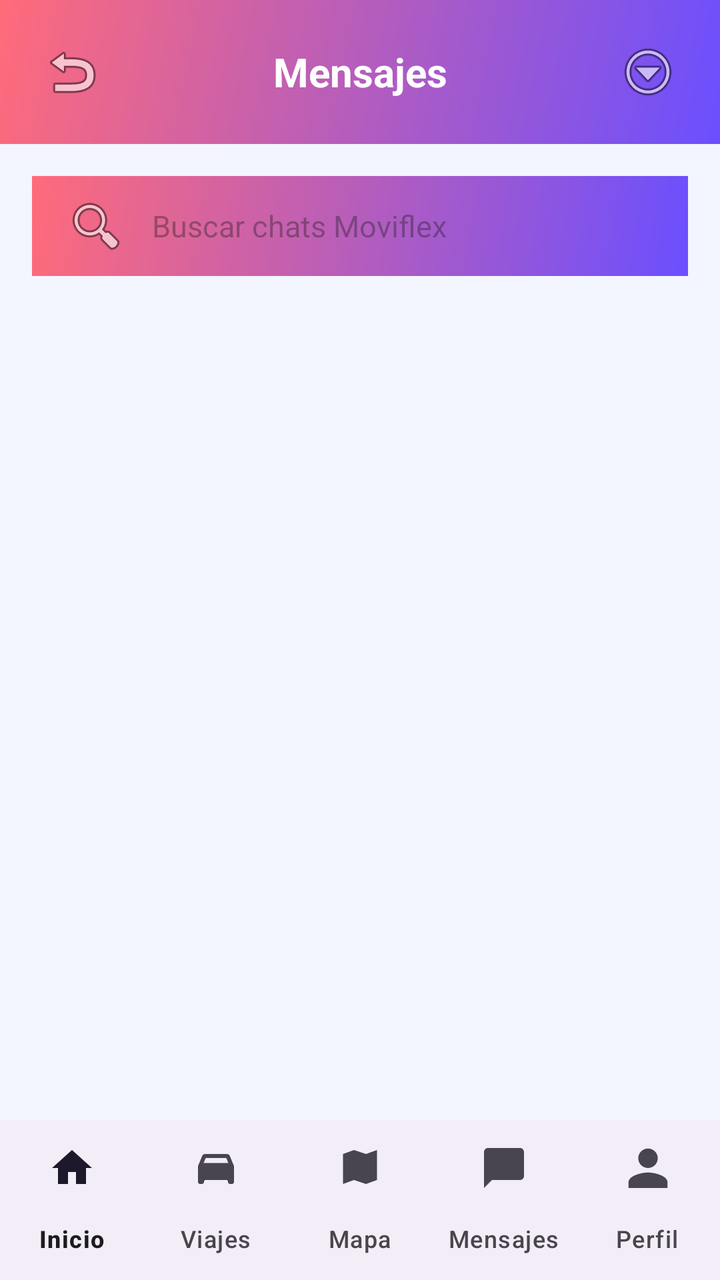
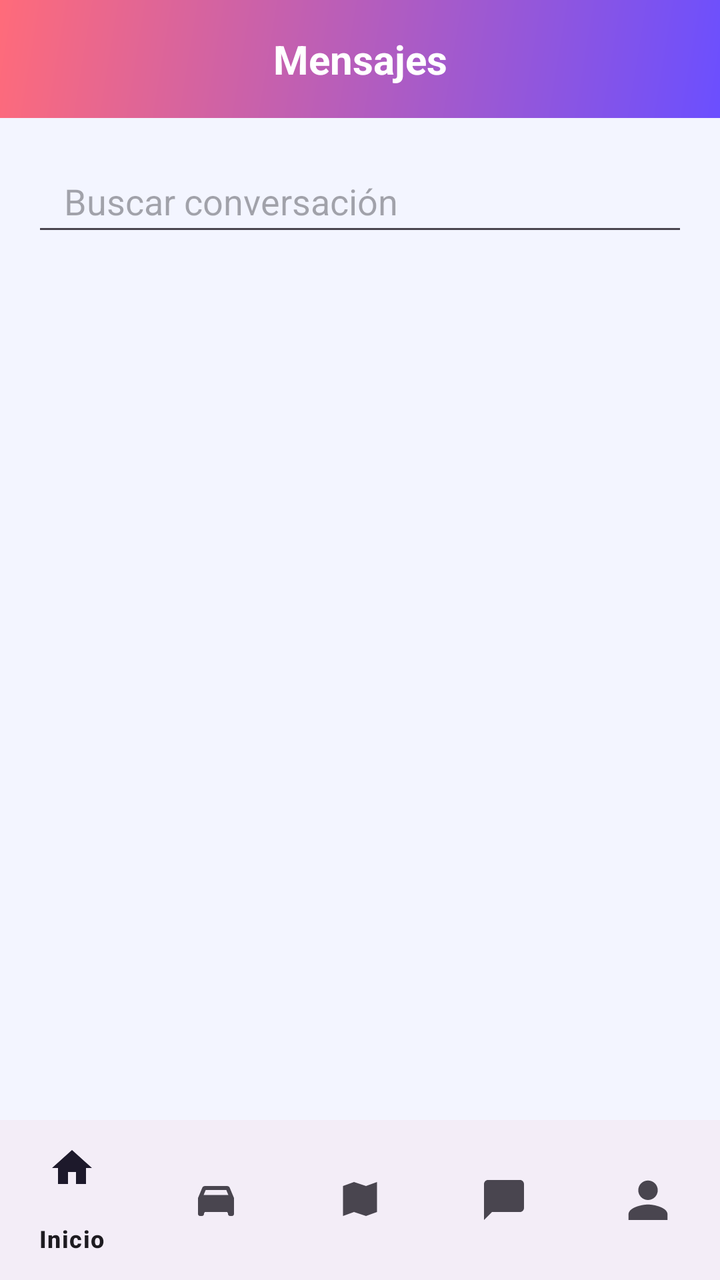

The first picture is an Android layout as it rendered before a commit; the second is the same layout after the commit. The layout source and the unified diff follow.
<!-- AndroidManifest.xml: application theme Theme.Moviflexx -->
<!-- res/layout/activity_mensajes.xml -->
<?xml version="1.0" encoding="utf-8"?>
<androidx.constraintlayout.widget.ConstraintLayout
    xmlns:android="http://schemas.android.com/apk/res/android"
    xmlns:app="http://schemas.android.com/apk/res-auto"
    android:layout_width="match_parent"
    android:layout_height="match_parent"
    android:background="#F3F5FF">

    
    <LinearLayout
        android:id="@+id/header"
        android:layout_width="0dp"
        android:layout_height="wrap_content"
        android:padding="16dp"
        android:gravity="center_vertical"
        android:orientation="horizontal"
        android:background="@drawable/gradient_header"
        app:layout_constraintTop_toTopOf="parent"
        app:layout_constraintStart_toStartOf="parent"
        app:layout_constraintEnd_toEndOf="parent">

        <ImageButton
            android:id="@+id/btnBack"
            android:layout_width="40dp"
            android:layout_height="40dp"
            android:src="@android:drawable/ic_menu_revert"
            android:background="@android:color/transparent"
           />

        <TextView
            android:layout_width="0dp"
            android:layout_height="wrap_content"
            android:layout_weight="1"
            android:text="Mensajes"
            android:textSize="20sp"
            android:textColor="@android:color/white"
            android:textStyle="bold"
            android:gravity="center"/>

        <ImageButton
            android:id="@+id/btnMenu"
            android:layout_width="40dp"
            android:layout_height="40dp"
            android:src="@android:drawable/ic_menu_more"
            android:background="@android:color/transparent"
           />
    </LinearLayout>

    
    <EditText
        android:id="@+id/etBuscar"
        android:layout_width="0dp"
        android:layout_height="50dp"
        android:layout_margin="16dp"
        android:background="@drawable/gradient_header"
        android:hint="Buscar chats Moviflex"
        android:paddingStart="16dp"
        android:textSize="15sp"
        android:drawableStart="@android:drawable/ic_menu_search"
        android:drawablePadding="12dp"
        app:layout_constraintTop_toBottomOf="@id/header"
        app:layout_constraintStart_toStartOf="parent"
        app:layout_constraintEnd_toEndOf="parent"/>

    
    <androidx.recyclerview.widget.RecyclerView
        android:id="@+id/rvConversaciones"
        android:layout_width="0dp"
        android:layout_height="0dp"
        android:clipToPadding="false"
        android:paddingBottom="8dp"
        app:layout_constraintTop_toBottomOf="@id/etBuscar"
        app:layout_constraintBottom_toTopOf="@id/bottom_navigation"
        app:layout_constraintStart_toStartOf="parent"
        app:layout_constraintEnd_toEndOf="parent"/>

    
    <com.google.android.material.bottomnavigation.BottomNavigationView
        android:id="@+id/bottom_navigation"
        android:layout_width="0dp"
        android:layout_height="wrap_content"
        app:menu="@menu/bottom_navigation_menu"
        app:labelVisibilityMode="labeled"
        app:layout_constraintBottom_toBottomOf="parent"
        app:layout_constraintStart_toStartOf="parent"
        app:layout_constraintEnd_toEndOf="parent"/>

</androidx.constraintlayout.widget.ConstraintLayout>
<!-- resources referenced by this layout -->
<resources>
  <!-- drawable gradient_header (drawable) -->
  <shape xmlns:android="http://schemas.android.com/apk/res/android">
      <gradient
          android:angle="135"
          android:startColor="@color/gradient_start"
          android:endColor="@color/gradient_end"
          android:type="linear"
          />
  
  </shape>
  <style name="Theme.Moviflexx" parent="Base.Theme.Moviflexx" />
  <color name="gradient_start">#6B4FFF</color>
  <color name="gradient_end">#FF6B7A</color>
  <style name="Base.Theme.Moviflexx" parent="Theme.Material3.DayNight.NoActionBar">
          
          
      </style>
</resources>

<!-- the commit's change to res/layout/activity_mensajes.xml (unified diff, before → after) -->
@@ -7,58 +7,44 @@
     android:background="#F3F5FF">
 
     
-    <LinearLayout
-        android:id="@+id/header"
+    <TextView
+        android:id="@+id/txtTitulo"
         android:layout_width="0dp"
         android:layout_height="wrap_content"
         android:padding="16dp"
-        android:gravity="center_vertical"
-        android:orientation="horizontal"
+        android:text="Mensajes"
+        android:textSize="20sp"
+        android:textStyle="bold"
+        android:textColor="@android:color/white"
+        android:gravity="center"
         android:background="@drawable/gradient_header"
         app:layout_constraintTop_toTopOf="parent"
         app:layout_constraintStart_toStartOf="parent"
-        app:layout_constraintEnd_toEndOf="parent">
-
-        <ImageButton
-            android:id="@+id/btnBack"
-            android:layout_width="40dp"
-            android:layout_height="40dp"
-            android:src="@android:drawable/ic_menu_revert"
-            android:background="@android:color/transparent"
-           />
-
-        <TextView
-            android:layout_width="0dp"
-            android:layout_height="wrap_content"
-            android:layout_weight="1"
-            android:text="Mensajes"
-            android:textSize="20sp"
-            android:textColor="@android:color/white"
-            android:textStyle="bold"
-            android:gravity="center"/>
-
-        <ImageButton
-            android:id="@+id/btnMenu"
-            android:layout_width="40dp"
-            android:layout_height="40dp"
-            android:src="@android:drawable/ic_menu_more"
-            android:background="@android:color/transparent"
-           />
-    </LinearLayout>
+        app:layout_constraintEnd_toEndOf="parent"/>
 
     
     <EditText
         android:id="@+id/etBuscar"
         android:layout_width="0dp"
-        android:layout_height="50dp"
+        android:layout_height="48dp"
         android:layout_margin="16dp"
-        android:background="@drawable/gradient_header"
-        android:hint="Buscar chats Moviflex"
+        android:hint="Buscar conversación"
+
         android:paddingStart="16dp"
-        android:textSize="15sp"
-        android:drawableStart="@android:drawable/ic_menu_search"
-        android:drawablePadding="12dp"
-        app:layout_constraintTop_toBottomOf="@id/header"
+        app:layout_constraintTop_toBottomOf="@id/txtTitulo"
+        app:layout_constraintStart_toStartOf="parent"
+        app:layout_constraintEnd_toEndOf="parent"/>
+
+    
+    <TextView
+        android:id="@+id/tvSinResultados"
+        android:layout_width="wrap_content"
+        android:layout_height="wrap_content"
+        android:text="No hay conversaciones"
+        android:textSize="16sp"
+        android:visibility="gone"
+        android:textColor="#777"
+        app:layout_constraintTop_toBottomOf="@id/etBuscar"
         app:layout_constraintStart_toStartOf="parent"
         app:layout_constraintEnd_toEndOf="parent"/>
 
@@ -67,8 +53,6 @@
         android:id="@+id/rvConversaciones"
         android:layout_width="0dp"
         android:layout_height="0dp"
-        android:clipToPadding="false"
-        android:paddingBottom="8dp"
         app:layout_constraintTop_toBottomOf="@id/etBuscar"
         app:layout_constraintBottom_toTopOf="@id/bottom_navigation"
         app:layout_constraintStart_toStartOf="parent"
@@ -77,12 +61,9 @@
     
     <com.google.android.material.bottomnavigation.BottomNavigationView
         android:id="@+id/bottom_navigation"
-        android:layout_width="0dp"
-        android:layout_height="wrap_content"
         app:menu="@menu/bottom_navigation_menu"
-        app:labelVisibilityMode="labeled"
         app:layout_constraintBottom_toBottomOf="parent"
-        app:layout_constraintStart_toStartOf="parent"
-        app:layout_constraintEnd_toEndOf="parent"/>
+        android:layout_width="match_parent"
+        android:layout_height="wrap_content"/>
 
 </androidx.constraintlayout.widget.ConstraintLayout>
